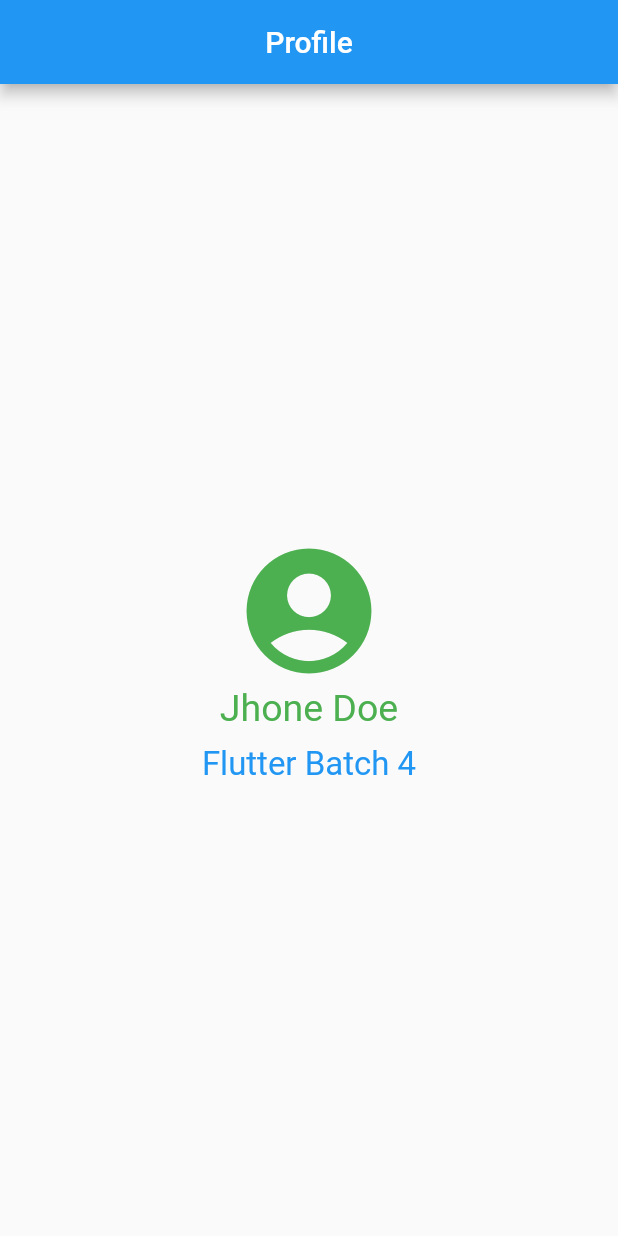
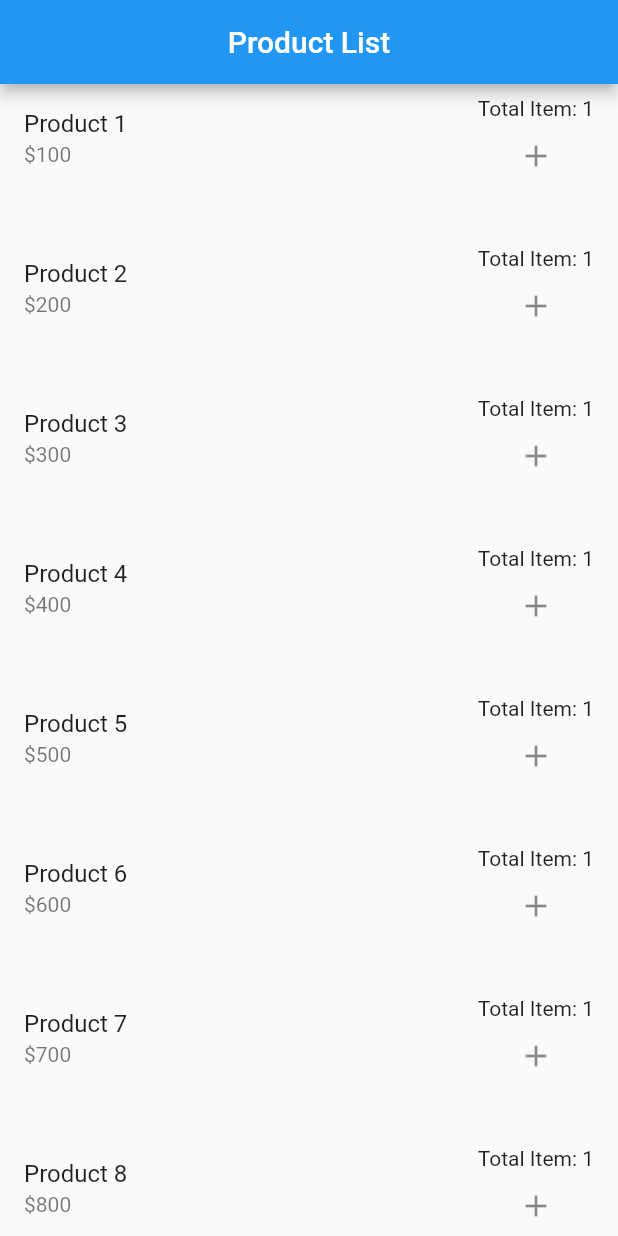
Before and after one commit to zamansheikh/Ostad, a Flutter app: the screen it shows after launch, on a phone screen of 412 x 824 dp. Run offline on Flutter 3.47's test engine with Material 2 defaults, Android fonts, the light colour scheme and no system bars.

Commit message:
liveTestmod7

```diff
--- a/module7/mod7assignment/lib/main.dart
+++ b/module7/mod7assignment/lib/main.dart
@@ -9,7 +9,7 @@ class MyApp extends StatelessWidget {
 
   @override
   Widget build(BuildContext context) {
-    return const MaterialApp(
+    return MaterialApp(
       debugShowCheckedModeBanner: false,
       home: HomePage(),
     );
@@ -17,7 +17,21 @@ class MyApp extends StatelessWidget {
 }
 
 class HomePage extends StatelessWidget {
-  const HomePage({super.key});
+  HomePage({super.key});
+
+  //make product and price map
+  final Map<String, int> productList = {
+    'Product 1': 100,
+    'Product 2': 200,
+    'Product 3': 300,
+    'Product 4': 400,
+    'Product 5': 500,
+    'Product 6': 600,
+    'Product 7': 700,
+    'Product 8': 800,
+    'Product 9': 900,
+    'Product 10': 1000,
+  };
 
   @override
   Widget build(BuildContext context) {
@@ -25,29 +39,52 @@ class HomePage extends StatelessWidget {
         appBar: AppBar(
           centerTitle: true,
           backgroundColor: Colors.blue,
-          title: const Text('Profile'),
+          title: const Text('Product List'),
         ),
-        body: const Center(
-          child: Padding(
-            padding: EdgeInsets.all(16.0),
-            child: Column(
-              mainAxisAlignment: MainAxisAlignment.center,
-              children: [
-                Icon(Icons.account_circle, size: 100, color: Colors.green),
-                Text(
-                  'Jhone Doe',
-                  style: TextStyle(fontSize: 25, color: Colors.green),
-                ),
-                SizedBox(
-                  height: 10,
-                ),
-                Text(
-                  'Flutter Batch 4',
-                  style: TextStyle(fontSize: 22, color: Colors.blue),
-                ),
-              ],
-            ),
-          ),
+        body: ListView.builder(
+          itemCount: 10,
+          itemBuilder: (BuildContext context, int index) {
+            final String productName = productList.keys.elementAt(index);
+            return Product(
+              productName: productName,
+              productPrice: '\$${productList[productName]}',
+              onTap: () {},
+            );
+          },
         ));
   }
 }
+
+class Product extends StatelessWidget {
+  final String productName;
+  final String productPrice;
+  final void Function()? onTap;
+  const Product({
+    super.key,
+    required this.productName,
+    required this.productPrice,
+    required this.onTap,
+  });
+
+  @override
+  Widget build(BuildContext context) {
+    return SizedBox(
+      height: 100,
+      child: ListTile(
+        title: Text(productName),
+        subtitle: Text(productPrice),
+        onTap: onTap,
+        trailing: Column(
+          mainAxisSize: MainAxisSize.min,
+          children: [
+            Text("Total Item: 1"),
+            IconButton(
+              icon: const Icon(Icons.add),
+              onPressed: () {},
+            ),
+          ],
+        ),
+      ),
+    );
+  }
+}
```
Also changed, not shown: module7/mod7livetest/lib/main.dart (+3 -38 lines), module7/mod7livetest/lib/pages/counter_page.dart (added, +86 -0 lines).
